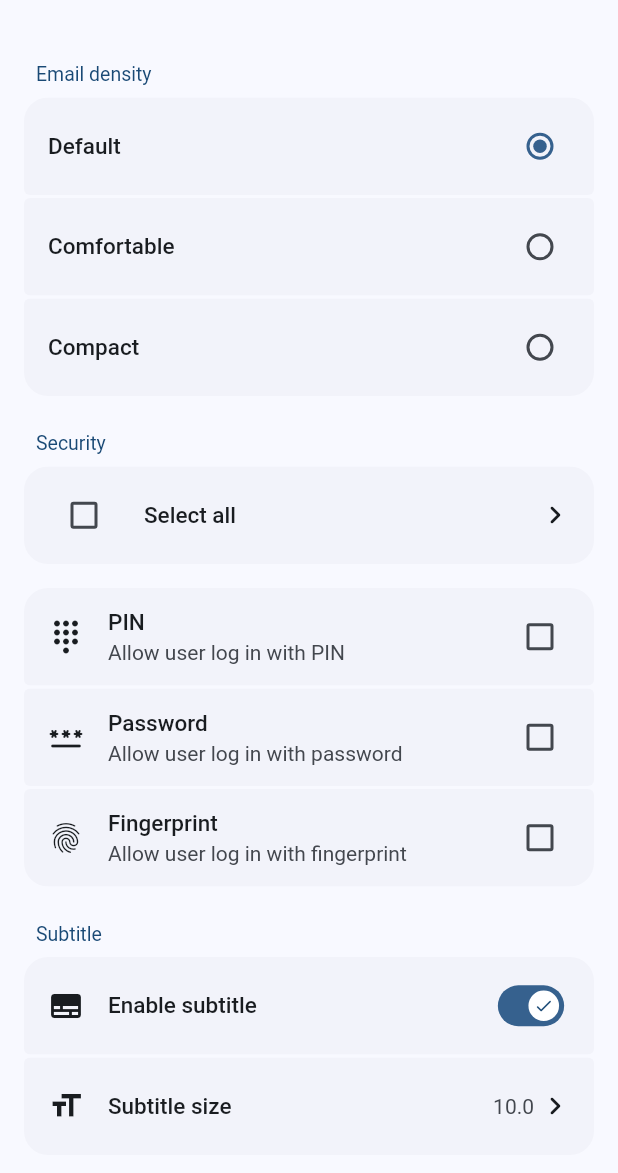
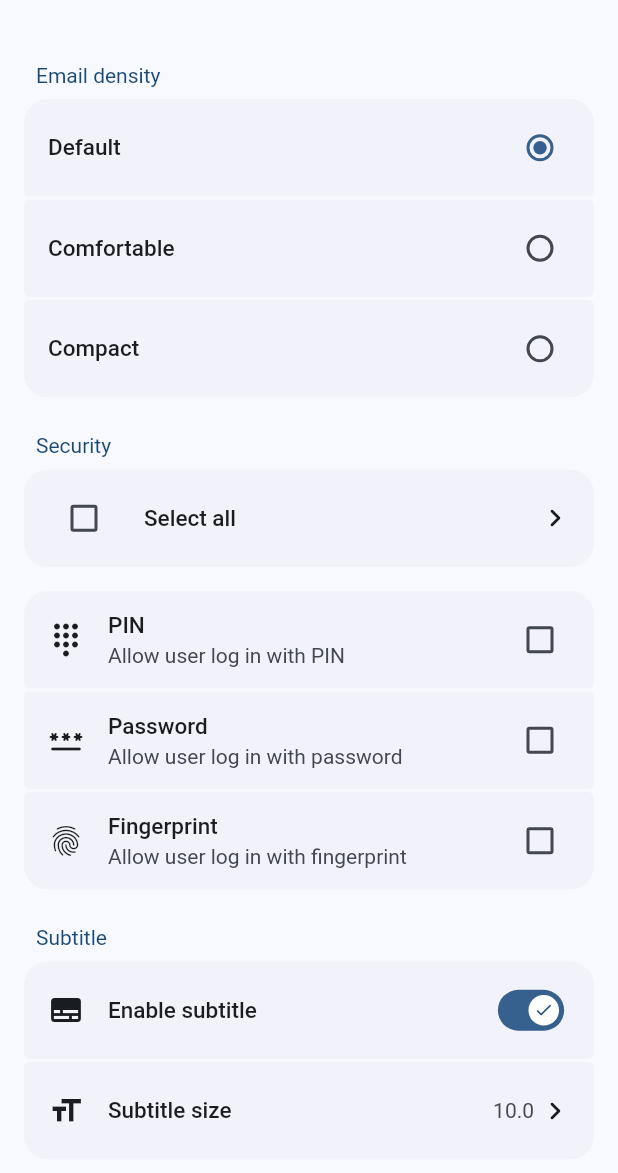
Before and after one commit to ErBWs/card-settings-ui, a Flutter app: the screen it shows after launch, on a phone screen of 412 x 824 dp, the part 63-1236 px from its top. Run offline on Flutter 3.47's test engine with Material 3 defaults, Android fonts, the phone set to English and light mode, and no system bars.

Commit message:
chore: modify text size

```diff
--- a/lib/section/settings_section.dart
+++ b/lib/section/settings_section.dart
@@ -30,7 +30,7 @@ class SettingsSection extends AbstractSettingsSection {
               padding: const EdgeInsets.all(8),
               child: DefaultTextStyle(
                 style: TextStyle(
-                  fontSize: 13,
+                  fontSize: 14,
                   color: Theme.of(context).colorScheme.onPrimaryContainer,
                 ),
                 child: title!,
@@ -42,7 +42,7 @@ class SettingsSection extends AbstractSettingsSection {
               padding: const EdgeInsets.all(8),
               child: DefaultTextStyle(
                 style: TextStyle(
-                  fontSize: 13,
+                  fontSize: 14,
                   color: Theme.of(context).hintColor,
                 ),
                 child: bottomInfo!,
```
